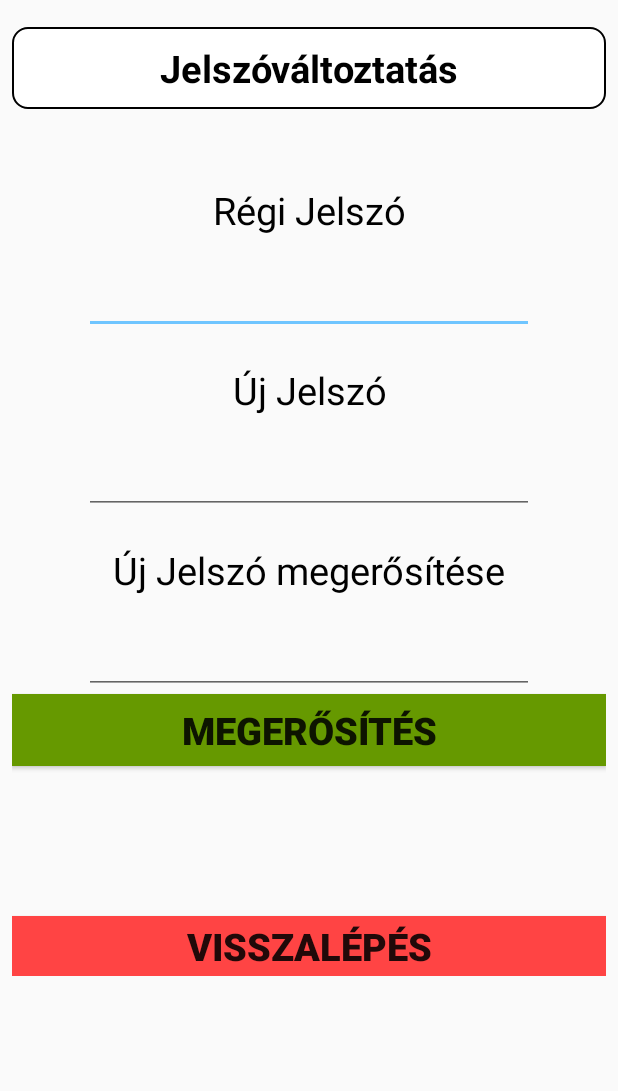
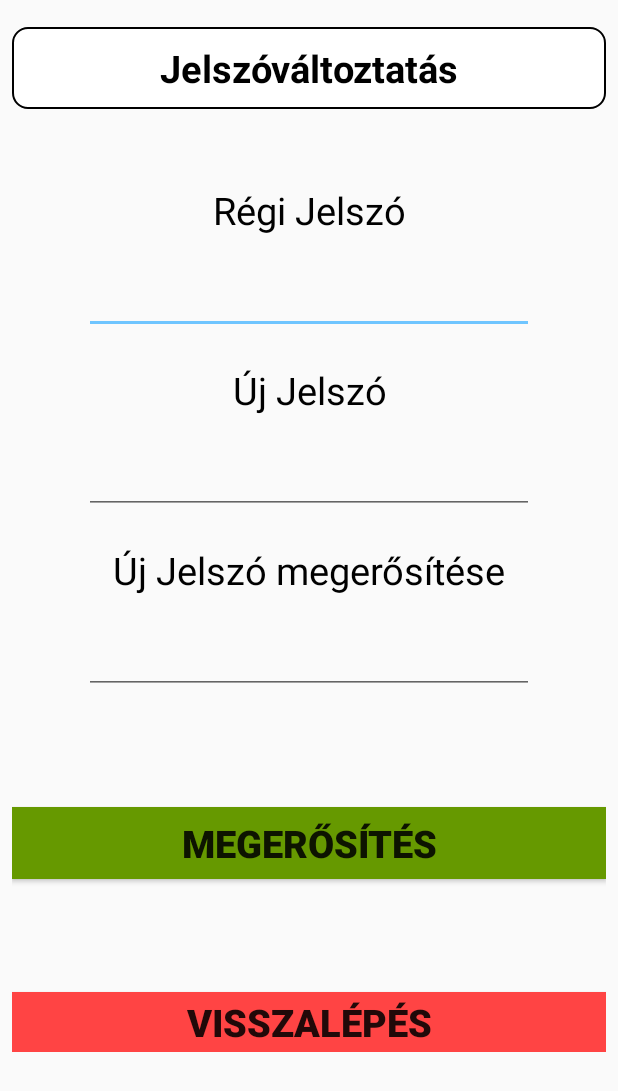
Before and after one commit to gitjuzer/AFP_2019_A, an Android app: the layout fragment_passwordchange.xml on its own in the app's theme, with its tools: preview values and no code run, on a phone screen of 412 x 824 dp. Shown: the top 1091 px of the screen. Run offline under Robolectric (Android 15) with nearby library versions, the phone set to English and light mode, and no system bars.

Commit message:
Update fragment_passwordchange.xml
Megjelenésjavítás_android_passwordchange

```diff
--- a/Android/app/src/main/res/layout/fragment_passwordchange.xml
+++ b/Android/app/src/main/res/layout/fragment_passwordchange.xml
@@ -92,6 +92,7 @@
                 android:id="@+id/megerosites"
                 android:layout_width="match_parent"
                 android:layout_height="wrap_content"
+                android:layout_marginTop="75dp"
                 android:textStyle="bold"
                 android:textSize="25dp"
                 android:background="@android:color/holo_green_dark"
@@ -101,7 +102,7 @@
                 android:id="@+id/vissza"
                 android:layout_width="match_parent"
                 android:layout_height="40dp"
-                android:layout_marginTop="100dp"
+                android:layout_marginTop="75dp"
                 android:textStyle="bold"
                 android:textSize="25dp"
                 android:background="@android:color/holo_red_light"
```
